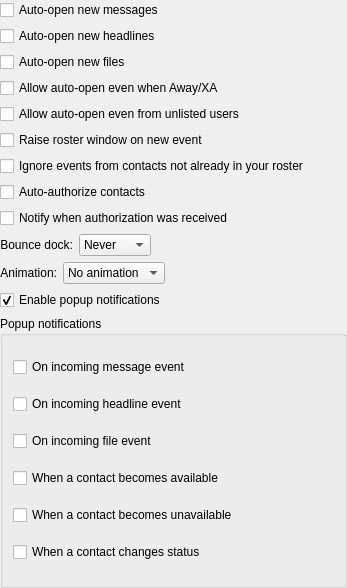
Before: the Qt Designer form src/options/opt_events.ui in mblsha/psi, drawn with Qt 5.
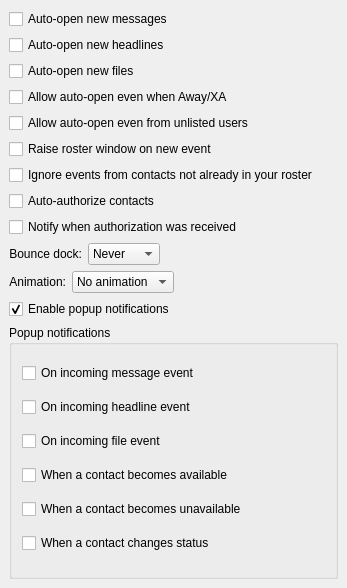
After: the same form once the commit is applied.

Patch:
```diff
--- a/src/options/opt_events.ui
+++ b/src/options/opt_events.ui
@@ -14,7 +14,7 @@
   </property>
   <layout class="QVBoxLayout" >
    <property name="margin" >
-    <number>0</number>
+    <number>9</number>
    </property>
    <property name="spacing" >
     <number>6</number>
```
